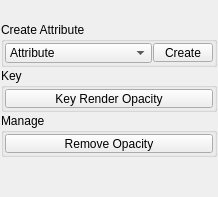
Old version of the form mayatk/mat_utils/render_opacity/render_opacity.ui in the repository m3trik/mayatk.
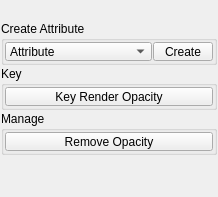
New version of the form. Custom widgets are drawn as their Qt base class.

Patch:
```diff
--- a/mayatk/mat_utils/render_opacity/render_opacity.ui
+++ b/mayatk/mat_utils/render_opacity/render_opacity.ui
@@ -32,13 +32,13 @@
       <property name="minimumSize">
        <size>
         <width>0</width>
-        <height>20</height>
+        <height>19</height>
        </size>
       </property>
       <property name="maximumSize">
        <size>
         <width>16777215</width>
-        <height>20</height>
+        <height>19</height>
        </size>
       </property>
       <property name="font">
@@ -78,13 +78,13 @@
          <property name="minimumSize">
           <size>
            <width>0</width>
-           <height>20</height>
+           <height>19</height>
           </size>
          </property>
          <property name="maximumSize">
           <size>
            <width>16777215</width>
-           <height>20</height>
+           <height>19</height>
           </size>
          </property>
          <property name="toolTip">
```
